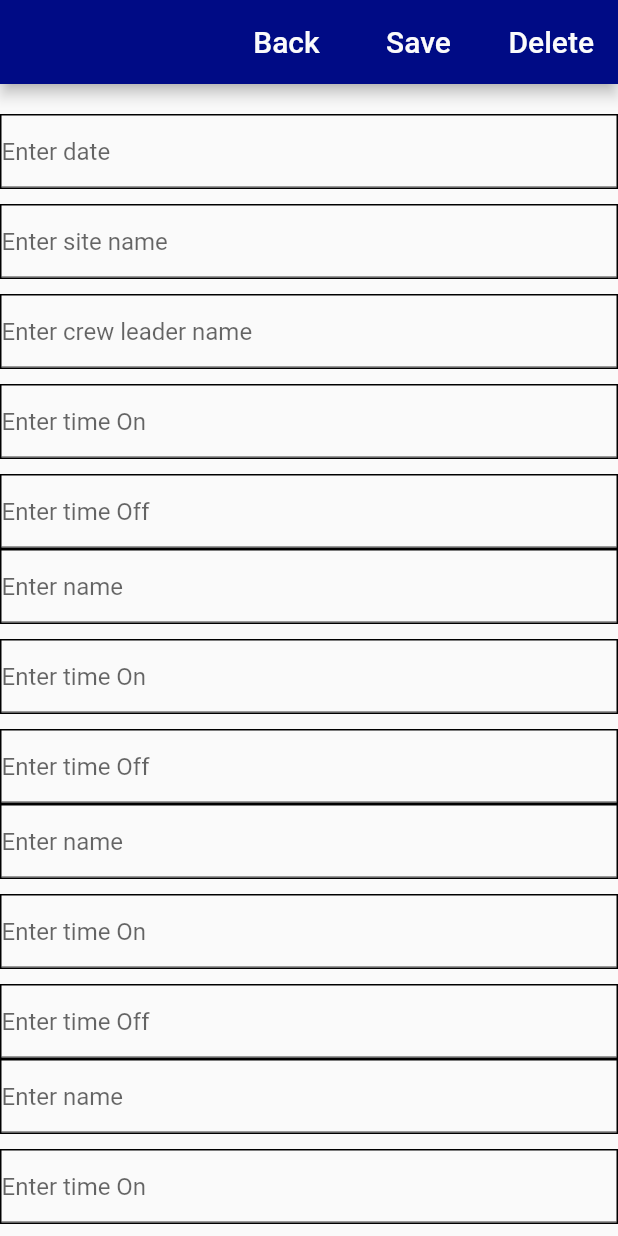
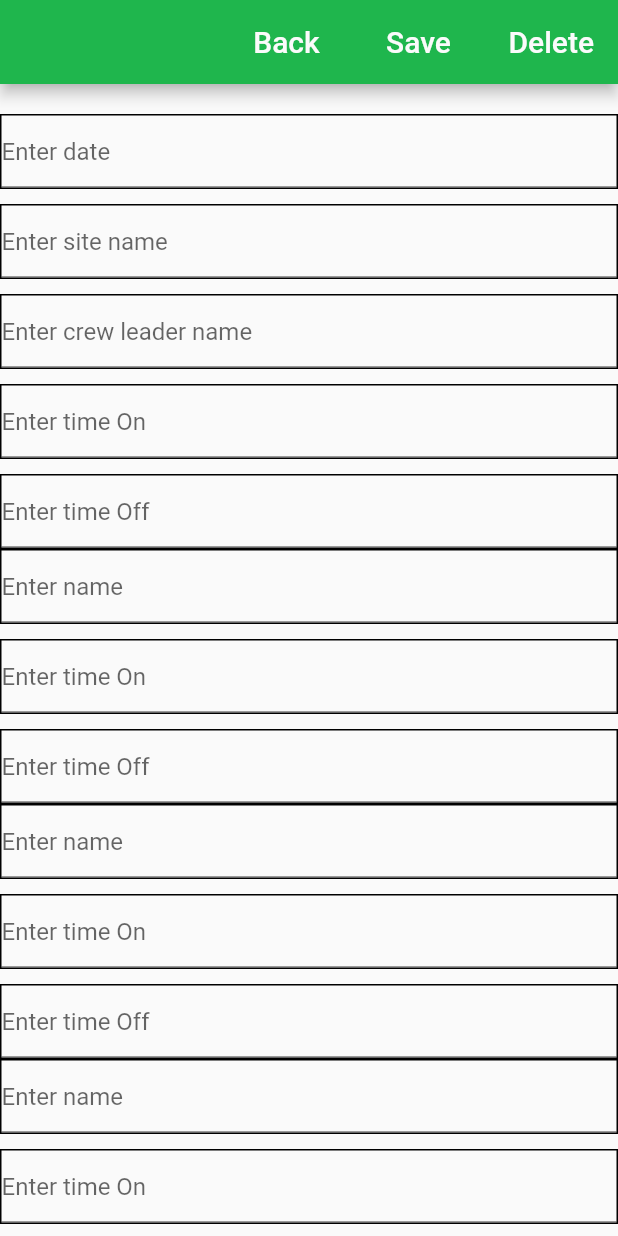
Before and after one commit to T-Pirozzini/Gemini-Landscaping-Flutter-App, a Flutter app: the editnote screen opened directly with empty values, on a phone screen of 412 x 824 dp. Run offline on Flutter 3.47's test engine with Material 2 defaults, Android fonts, the phone set to English and light mode, and no system bars; our stand-ins replace cloud_firestore, firebase_core, pdf, printing; accounts and stored records are empty; statements that could not run were skipped.

Commit message:
clean up code - add const

```diff
--- a/lib/editNote.dart
+++ b/lib/editNote.dart
@@ -56,14 +56,14 @@ class _editnoteState extends State<editnote> {
   Widget build(BuildContext context) {
     return Scaffold(
       appBar: AppBar(
-        backgroundColor: Color.fromARGB(255, 0, 11, 133),
+        backgroundColor: const Color.fromARGB(255, 31, 182, 77),
         actions: [
           MaterialButton(
             onPressed: () {
               Navigator.pushReplacement(
                   context, MaterialPageRoute(builder: (_) => Home()));
             },
-            child: Text(
+            child: const Text(
               "Back",
               style: TextStyle(
                 fontSize: 20,
@@ -93,7 +93,7 @@ class _editnoteState extends State<editnote> {
                     context, MaterialPageRoute(builder: (_) => Home()));
               });
             },
-            child: Text(
+            child: const Text(
               "Save",
               style: TextStyle(
                 fontSize: 20,
@@ -108,7 +108,7 @@ class _editnoteState extends State<editnote> {
                     context, MaterialPageRoute(builder: (_) => Home()));
               });
             },
-            child: Text(
+            child: const Text(
               "Delete",
               style: TextStyle(
                 fontSize: 20,
@@ -122,19 +122,19 @@ class _editnoteState extends State<editnote> {
         child: Container(
           child: Column(
             children: [
-              SizedBox(
+              const SizedBox(
                 height: 20,
               ),
               Container(
                 decoration: BoxDecoration(border: Border.all()),
                 child: TextField(
                   controller: date,
-                  decoration: InputDecoration(
+                  decoration: const InputDecoration(
                     hintText: 'Enter date',
                   ),
                 ),
               ),
-              SizedBox(
+              const SizedBox(
                 height: 10,
               ),
               Container(
@@ -143,12 +143,12 @@ class _editnoteState extends State<editnote> {
                   controller: siteName,
                   maxLines: null,
                   keyboardType: TextInputType.text,
-                  decoration: InputDecoration(
+                  decoration: const InputDecoration(
                     hintText: 'Enter site name',
                   ),
                 ),
               ),
-              SizedBox(
+              const SizedBox(
                 height: 10,
               ),
               Container(
@@ -157,12 +157,12 @@ class _editnoteState extends State<editnote> {
                   controller: team1,
                   maxLines: null,
                   keyboardType: TextInputType.text,
-                  decoration: InputDecoration(
+                  decoration: const InputDecoration(
                     hintText: 'Enter crew leader name',
                   ),
                 ),
               ),
-              SizedBox(
+              const SizedBox(
                 height: 10,
               ),
               Container(
@@ -171,12 +171,12 @@ class _editnoteState extends State<editnote> {
                   controller: timeOn1,
                   maxLines: null,
                   keyboardType: TextInputType.number,
-                  decoration: InputDecoration(
+                  decoration: const InputDecoration(
                     hintText: 'Enter time On',
                   ),
                 ),
               ),
-              SizedBox(
+              const SizedBox(
                 height: 10,
               ),
               Container(
@@ -185,7 +185,7 @@ class _editnoteState extends State<editnote> {
                   controller: timeOff1,
                   maxLines: null,
                   keyboardType: TextInputType.number,
-                  decoration: InputDecoration(
+                  decoration: const InputDecoration(
                     hintText: 'Enter time Off',
                   ),
                 ),
@@ -196,12 +196,12 @@ class _editnoteState extends State<editnote> {
                   controller: team2,
                   maxLines: null,
                   keyboardType: TextInputType.text,
-                  decoration: InputDecoration(
+                  decoration: const InputDecoration(
                     hintText: 'Enter name',
                   ),
                 ),
               ),
-              SizedBox(
+              const SizedBox(
                 height: 10,
               ),
               Container(
@@ -210,12 +210,12 @@ class _editnoteState extends State<editnote> {
                   controller: timeOn2,
                   maxLines: null,
                   keyboardType: TextInputType.number,
-                  decoration: InputDecoration(
+                  decoration: const InputDecoration(
                     hintText: 'Enter time On',
                   ),
                 ),
               ),
-              SizedBox(
+              const SizedBox(
                 height: 10,
               ),
               Container(
@@ -224,7 +224,7 @@ class _editnoteState extends State<editnote> {
                   controller: timeOff2,
                   maxLines: null,
                   keyboardType: TextInputType.number,
-                  decoration: InputDecoration(
+                  decoration: const InputDecoration(
                     hintText: 'Enter time Off',
                   ),
                 ),
@@ -235,12 +235,12 @@ class _editnoteState extends State<editnote> {
                   controller: team3,
                   maxLines: null,
                   keyboardType: TextInputType.text,
-                  decoration: InputDecoration(
+                  decoration: const InputDecoration(
                     hintText: 'Enter name',
                   ),
                 ),
               ),
-              SizedBox(
+              const SizedBox(
                 height: 10,
               ),
               Container(
@@ -249,12 +249,12 @@ class _editnoteState extends State<editnote> {
                   controller: timeOn3,
                   maxLines: null,
                   keyboardType: TextInputType.number,
-                  decoration: InputDecoration(
+                  decoration: const InputDecoration(
                     hintText: 'Enter time On',
                   ),
                 ),
               ),
-              SizedBox(
+              const SizedBox(
                 height: 10,
               ),
               Container(
@@ -263,7 +263,7 @@ class _editnoteState extends State<editnote> {
                   controller: timeOff3,
                   maxLines: null,
                   keyboardType: TextInputType.number,
-                  decoration: InputDecoration(
+                  decoration: const InputDecoration(
                     hintText: 'Enter time Off',
                   ),
                 ),
@@ -274,12 +274,12 @@ class _editnoteState extends State<editnote> {
                   controller: team4,
                   maxLines: null,
                   keyboardType: TextInputType.text,
-                  decoration: InputDecoration(
+                  decoration: const InputDecoration(
                     hintText: 'Enter name',
                   ),
                 ),
               ),
-              SizedBox(
+              const SizedBox(
                 height: 10,
               ),
               Container(
@@ -288,12 +288,12 @@ class _editnoteState extends State<editnote> {
                   controller: timeOn4,
                   maxLines: null,
                   keyboardType: TextInputType.number,
-                  decoration: InputDecoration(
+                  decoration: const InputDecoration(
                     hintText: 'Enter time On',
                   ),
                 ),
               ),
-              SizedBox(
+              const SizedBox(
                 height: 10,
               ),
               Container(
@@ -302,16 +302,16 @@ class _editnoteState extends State<editnote> {
                   controller: timeOff4,
                   maxLines: null,
                   keyboardType: TextInputType.number,
-                  decoration: InputDecoration(
+                  decoration: const InputDecoration(
                     hintText: 'Enter time Off',
                   ),
                 ),
               ),
-              SizedBox(
+              const SizedBox(
                 height: 20,
               ),
               MaterialButton(
-                color: Color.fromARGB(255, 0, 11, 133),
+                color: const Color.fromARGB(255, 0, 11, 133),
                 onPressed: () {
                   Navigator.push(
                     context,
@@ -322,7 +322,7 @@ class _editnoteState extends State<editnote> {
                     ),
                   );
                 },
-                child: Text(
+                child: const Text(
                   "Make Report",
                   style: TextStyle(
                     fontSize: 20,
```
Also changed, not shown: lib/addReport.dart (+12 -12 lines), lib/main.dart (+18 -12 lines), lib/report.dart (+11 -11 lines), lib/sitereport.dart (+15 -15 lines).
